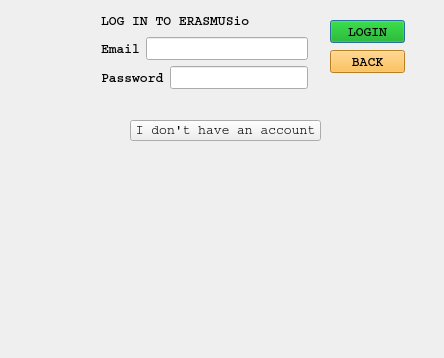
Before: the Qt Designer form loginstudent.ui in casalete/ErasmusIo, drawn with Qt 5.
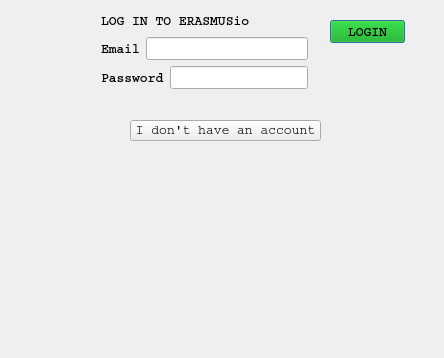
After: the same form once the commit is applied. Icons and pictures are not drawn.

```diff
--- a/loginstudent.ui
+++ b/loginstudent.ui
@@ -73,32 +73,6 @@
     <string>I don't have an account</string>
    </property>
   </widget>
-  <widget class="QPushButton" name="backButton">
-   <property name="geometry">
-    <rect>
-     <x>330</x>
-     <y>50</y>
-     <width>75</width>
-     <height>23</height>
-    </rect>
-   </property>
-   <property name="font">
-    <font>
-     <family>Courier</family>
-     <pointsize>10</pointsize>
-     <weight>75</weight>
-     <bold>true</bold>
-    </font>
-   </property>
-   <property name="styleSheet">
-    <string notr="true">#backButton{
-	background-color: rgb(255, 179, 47);
-}</string>
-   </property>
-   <property name="text">
-    <string>BACK</string>
-   </property>
-  </widget>
   <widget class="QWidget" name="layoutWidget">
    <property name="geometry">
     <rect>
```
